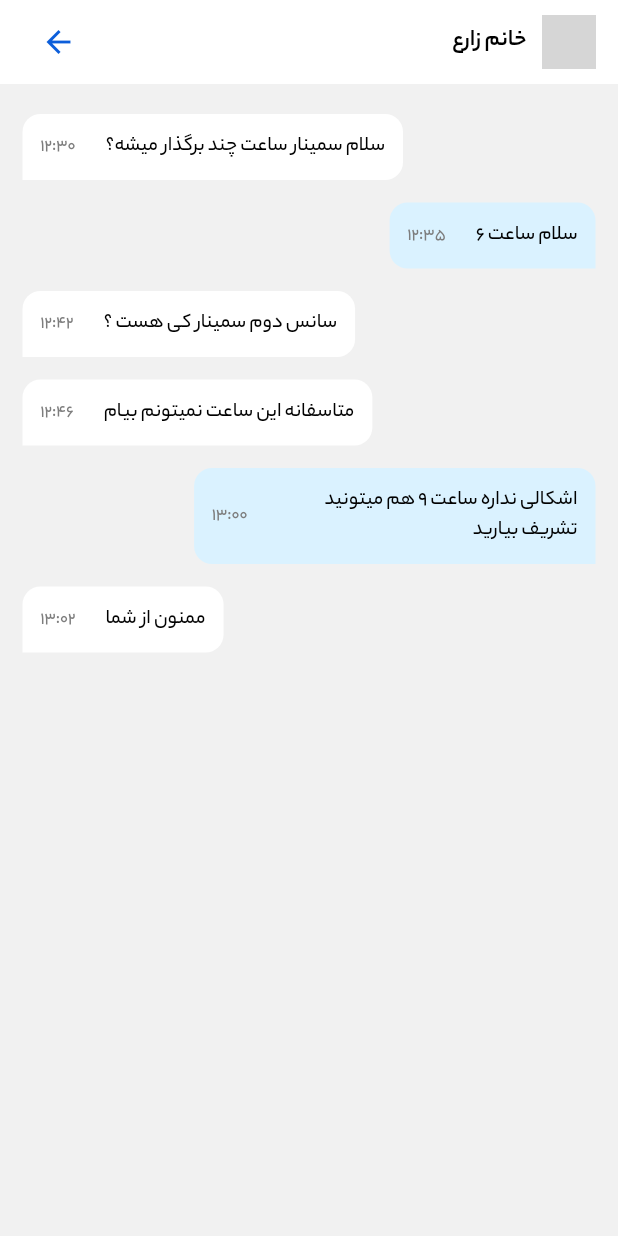
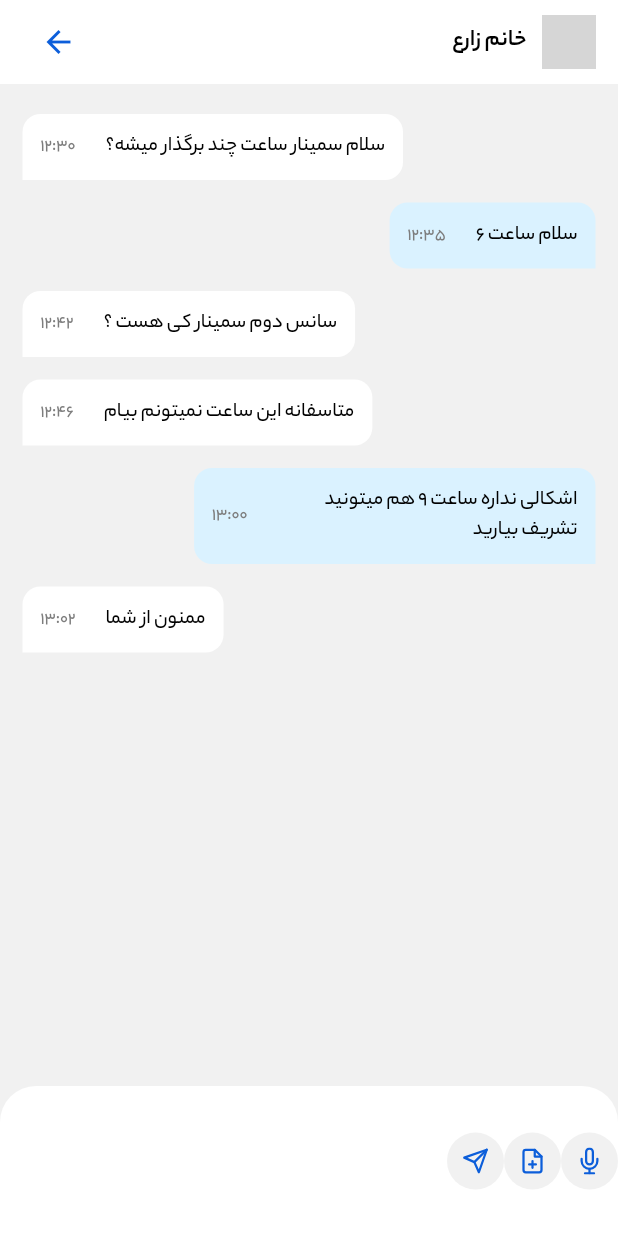
Before and after one commit to mohammad-dehghanifard/flutter_telegram_clone, a Flutter app: the ChatPage screen opened directly, on a phone screen of 412 x 824 dp. Run offline on Flutter 3.47's test engine with Material 3 defaults, Android fonts, the phone set to English and light mode, and no system bars; our stand-ins replace feather_icons, get; missing offline and left inert: hawk_fab_menu; network calls fail; grey boxes are pictures that could not be loaded.

Commit message:
impl CircleIconButtonWidget custom widget

```diff
--- /dev/null
+++ b/lib/helpers/widget/circle_icon_button_widget.dart
@@ -0,0 +1,26 @@
+import 'package:flutter/material.dart';
+import 'package:get/get.dart';
+
+class CircleIconButtonWidget extends StatelessWidget {
+  const CircleIconButtonWidget({
+    super.key, required this.icon, required this.onTap,
+  });
+  final IconData icon;
+  final Function() onTap;
+
+  @override
+  Widget build(BuildContext context) {
+    return GestureDetector(
+      onTap: onTap,
+      child: Container(
+        width: 38,
+        height: 38,
+        decoration: BoxDecoration(
+            shape: BoxShape.circle,
+            color: context.theme.colorScheme.secondaryContainer
+        ),
+        child:  Icon(icon,size: 18),
+      ),
+    );
+  }
+}
--- a/lib/modules/chat/pages/chat_page.dart
+++ b/lib/modules/chat/pages/chat_page.dart
@@ -1,6 +1,7 @@
 import 'package:flutter/material.dart';
 import 'package:flutter_telegram_clone/modules/chat/widgets/chat_app_bar_widget.dart';
 import 'package:flutter_telegram_clone/modules/chat/widgets/chat_list_widget.dart';
+import 'package:flutter_telegram_clone/modules/chat/widgets/chat_send_box_widget.dart';
 import 'package:get/get.dart';
 
 class ChatPage extends StatelessWidget {
@@ -14,7 +15,8 @@ class ChatPage extends StatelessWidget {
         child: Column(
           children: [
             ChatAppBarWidget(),
-            ChatListWidget()
+            ChatListWidget(),
+            ChatSendBoxWidget()
           ],
         ),
       ),
--- /dev/null
+++ b/lib/modules/chat/widgets/chat_send_box_widget.dart
@@ -0,0 +1,34 @@
+import 'package:feather_icons/feather_icons.dart';
+import 'package:flutter/material.dart';
+import 'package:flutter_telegram_clone/helpers/widget/circle_icon_button_widget.dart';
+import 'package:get/get.dart';
+
+class ChatSendBoxWidget extends StatelessWidget {
+  const ChatSendBoxWidget({super.key});
+
+  @override
+  Widget build(BuildContext context) {
+    return Container(
+      width: MediaQuery.sizeOf(context).width,
+      height: 100,
+      decoration: BoxDecoration(
+        color: context.theme.scaffoldBackgroundColor,
+        borderRadius: const BorderRadius.only(
+          topRight: Radius.circular(24),
+          topLeft: Radius.circular(24),
+        ),
+      ),
+      child: Row(
+        children: [
+          // send voice
+          CircleIconButtonWidget(onTap: () {},icon: FeatherIcons.mic),
+          // send file
+          CircleIconButtonWidget(onTap: () {},icon: FeatherIcons.filePlus),
+          // send message
+          CircleIconButtonWidget(onTap: () {},icon: FeatherIcons.send),
+
+        ],
+      ),
+    );
+  }
+}
```
